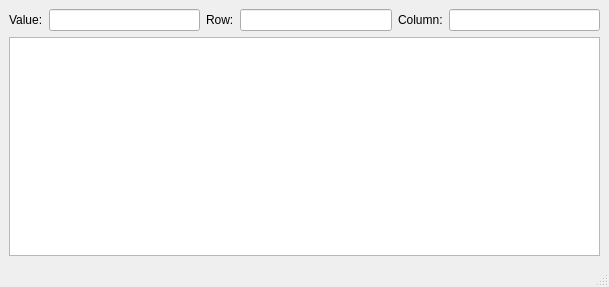
Qt form Qt/14_qsqlmodel/mainwindow.ui (de-souza/embedded-cpp-training) before a commit.
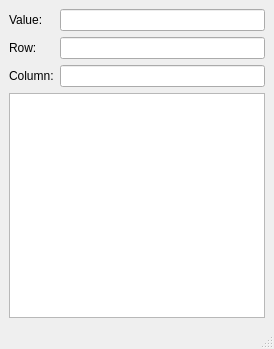
The same form after that commit.

Commit message: Update User Interface

Patch:
```diff
--- a/Qt/14_qsqlmodel/mainwindow.ui
+++ b/Qt/14_qsqlmodel/mainwindow.ui
@@ -6,8 +6,8 @@
    <rect>
     <x>0</x>
     <y>0</y>
-    <width>609</width>
-    <height>287</height>
+    <width>274</width>
+    <height>349</height>
    </rect>
   </property>
   <property name="windowTitle">
@@ -16,35 +16,35 @@
   <widget class="QWidget" name="centralwidget">
    <layout class="QVBoxLayout" name="verticalLayout">
     <item>
-     <layout class="QHBoxLayout" name="horizontalLayout">
-      <item>
+     <layout class="QFormLayout" name="formLayout">
+      <item row="0" column="0">
        <widget class="QLabel" name="label_value">
         <property name="text">
          <string>Value:</string>
         </property>
        </widget>
       </item>
-      <item>
+      <item row="0" column="1">
        <widget class="QLineEdit" name="lineEdit_value"/>
       </item>
-      <item>
+      <item row="1" column="0">
        <widget class="QLabel" name="label">
         <property name="text">
          <string>Row:</string>
         </property>
        </widget>
       </item>
-      <item>
+      <item row="1" column="1">
        <widget class="QLineEdit" name="lineEdit_row"/>
       </item>
-      <item>
+      <item row="2" column="0">
        <widget class="QLabel" name="label_column">
         <property name="text">
          <string>Column:</string>
         </property>
        </widget>
       </item>
-      <item>
+      <item row="2" column="1">
        <widget class="QLineEdit" name="lineEdit_column"/>
       </item>
      </layout>
```
Left out of the diff: 2 changed lines with no effect on the pictures.
